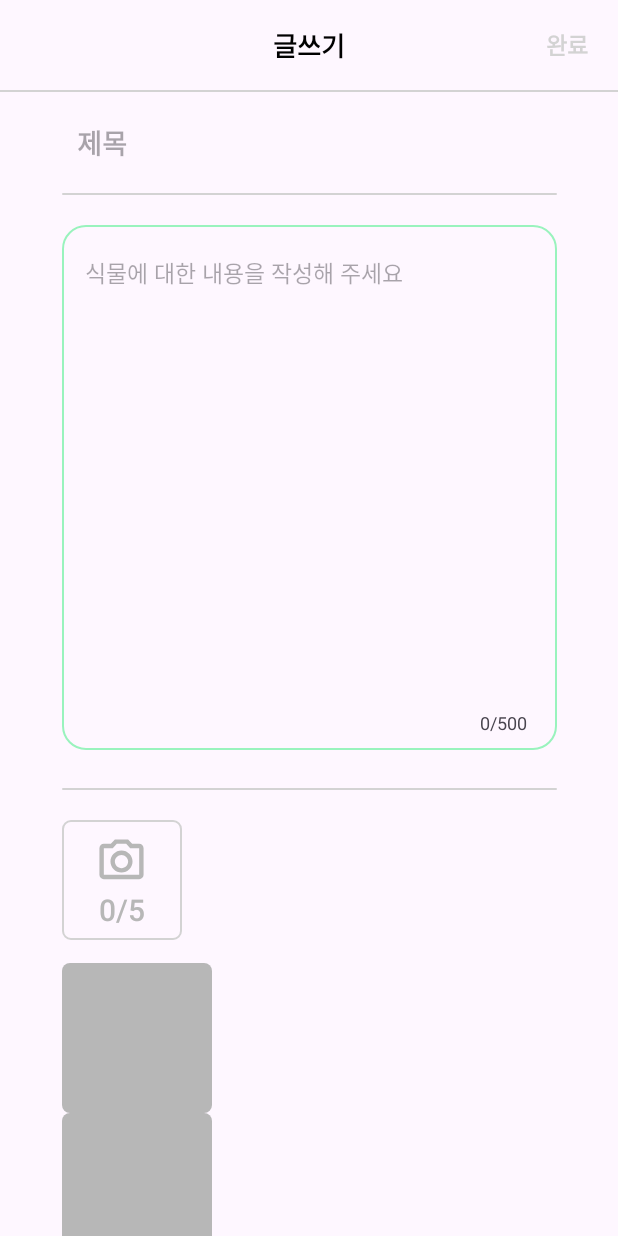
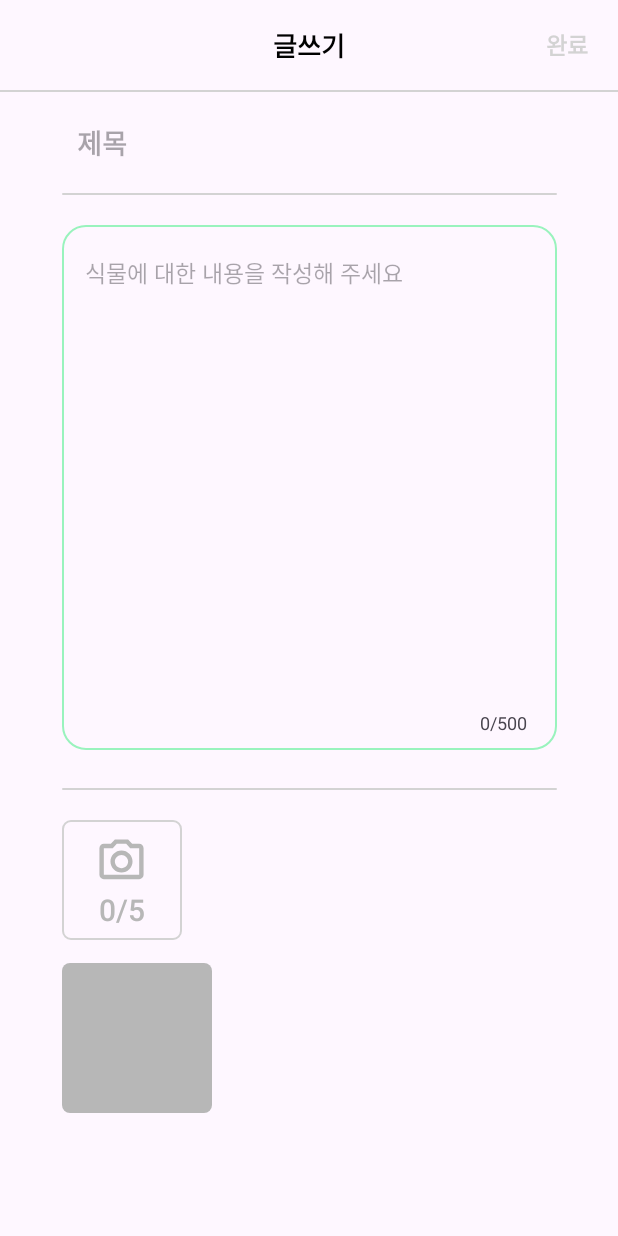
Before and after one commit to Team-amazing/pompom-android-v1, an Android app: the layout activity_write.xml on its own in the app's theme, with its tools: preview values and no code run, on a phone screen of 412 x 824 dp. Run offline under Robolectric (Android 15) with nearby library versions, the phone set to English and light mode, and no system bars.

Commit message:
🐛 :: 뷰페이저 parent 오류

```diff
--- a/Autopom/app/src/main/res/layout/write_img_item.xml
+++ b/Autopom/app/src/main/res/layout/write_img_item.xml
@@ -1,8 +1,8 @@
 <?xml version="1.0" encoding="utf-8"?>
 <LinearLayout xmlns:android="http://schemas.android.com/apk/res/android"
-    android:layout_width="wrap_content"
-    android:layout_height="wrap_content"
-    android:layout_marginRight="15sp">
+    android:layout_width="match_parent"
+    android:layout_height="match_parent"
+    android:layout_marginRight="15dp">
 
     <ImageView
         android:id="@+id/iv_write_img"
```
